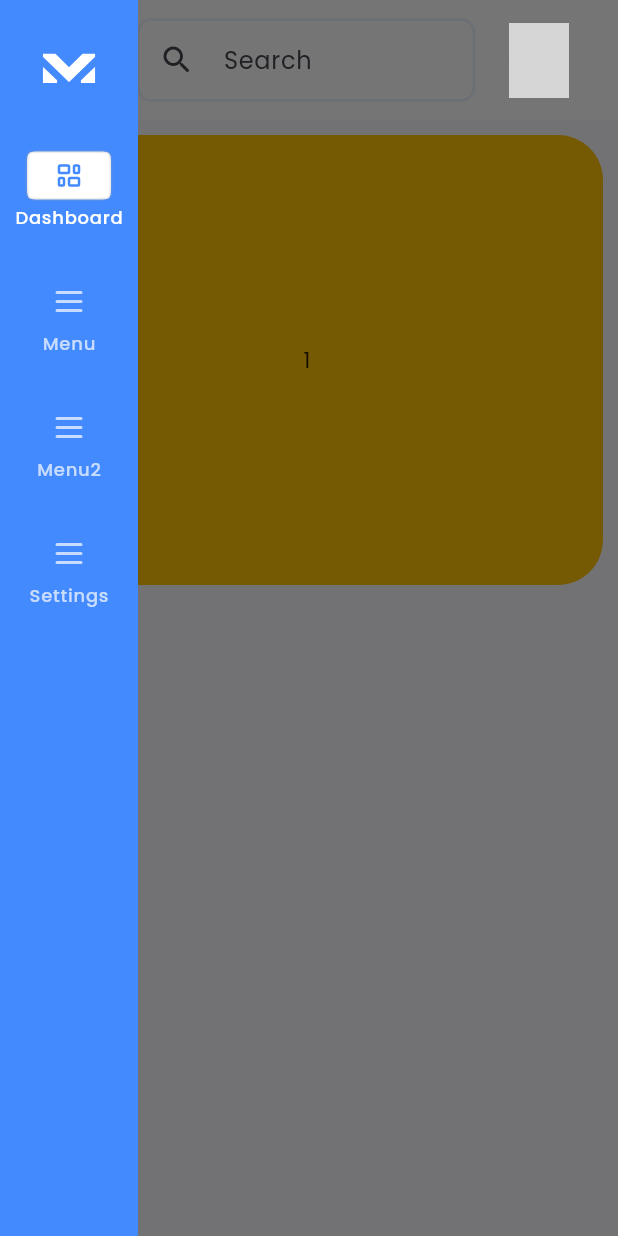
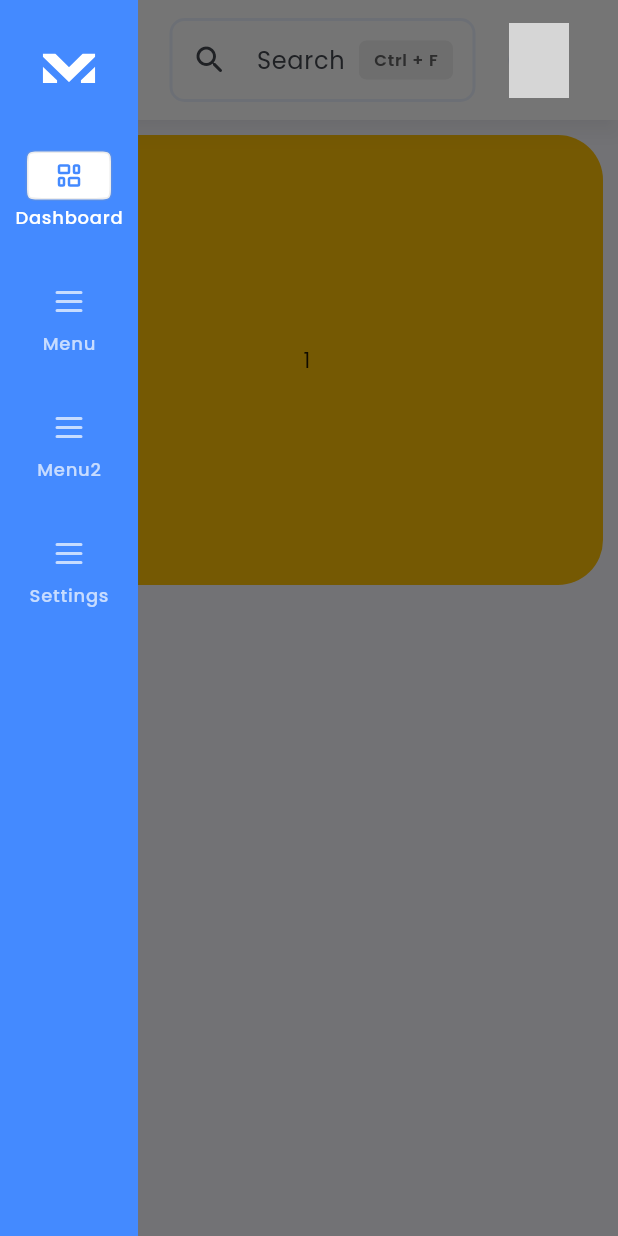
Before and after one commit to haitham-alabdullah/flutter-dashboard, a Flutter app: the screen it shows after launch, with the side drawer open, on a phone screen of 412 x 824 dp. Run offline on Flutter 3.47's test engine with Material 2 defaults, Android fonts, the phone set to English and light mode, and no system bars; our stand-ins replace flutter_breadcrumb, flutter_secure_storage, flutter_svg, get, google_fonts; network calls fail; grey boxes are pictures that could not be loaded.

Commit message:
design adjustment

```diff
--- a/analysis_options.yaml
+++ b/analysis_options.yaml
@@ -2,5 +2,3 @@ include: package:flutter_lints/flutter.yaml
 
 
 linter:
-  rules:
-    - avoid_web_libraries_in_flutter
--- a/lib/src/screens/main/main.screen.dart
+++ b/lib/src/screens/main/main.screen.dart
@@ -28,7 +28,6 @@ class _MainScreenState extends State<MainScreen> {
           return Scaffold(
             key: router.mainKey,
             appBar: const AppNarBar(),
-            extendBodyBehindAppBar: false,
             drawer: !screen.isDesktop ? const AppDrawer() : null,
             body: Stack(
               children: [
--- a/lib/src/widgets/app_widgets/app_drawer.widget.dart
+++ b/lib/src/widgets/app_widgets/app_drawer.widget.dart
@@ -148,16 +148,15 @@ class _AppDrawerState extends State<AppDrawer> {
                 side: BorderSide(color: Colors.grey.withOpacity(.2), width: 2),
                 borderRadius: const BorderRadius.all(Radius.circular(10)),
               ),
-              leading: Visibility(
-                visible: !screen.isDesktop,
+              leading: !screen.isDesktop
+                  ? GestureDetector(
+                      onTap: provider.closeDrawer,
                       child: const Padding(
                         padding: EdgeInsets.all(20),
-                  child: Logo(
-                    text: false,
-                    color: Colors.white,
+                        child: Logo(color: Colors.white),
                       ),
-                ),
-              ),
+                    )
+                  : null,
               destinations: [
                 ...drawerMenu
                     .map<NavigationRailDestination>(
@@ -182,18 +181,11 @@ class _AppDrawerState extends State<AppDrawer> {
             if (provider.currentMenu.children.isNotEmpty)
               Drawer(
                 backgroundColor: drawerColor,
+                shadowColor: Colors.black38,
+                elevation: 5,
                 shape: const ContinuousRectangleBorder(),
                 child: Padding(
-                  padding: const EdgeInsets.only(top: 0),
-                  child: Column(
-                    children: [
-                      if (!screen.isDesktop)
-                        const Padding(
-                          padding:
-                              EdgeInsets.only(top: 33, left: 20, right: 20),
-                          child: Logo(logo: false),
-                        ),
-                      Expanded(
+                  padding: EdgeInsets.only(top: screen.isMobile ? 90 : 10),
                   child: GetBuilder<RoutesProvider>(
                     builder: (provider) {
                       return Padding(
@@ -203,14 +195,10 @@ class _AppDrawerState extends State<AppDrawer> {
                           child: ListView(
                             controller: scrollController,
                             children: getMenu(provider.currentMenu),
-                                  // children: drawerMenu.map(getItem).toList(),
                           ),
                         ),
                       );
                     },
-                        ),
-                      ),
-                    ],
                   ),
                 ),
               )
@@ -218,40 +206,5 @@ class _AppDrawerState extends State<AppDrawer> {
         );
       });
     });
-
-    // return ResponsiveWidget(
-    //   builder: (cnx, screen) => Drawer(
-    //     backgroundColor: drawerColor,
-    //     shape: const ContinuousRectangleBorder(),
-    //     child: Padding(
-    //       padding: const EdgeInsets.only(top: 0),
-    //       child: Column(
-    //         children: [
-    //           if (!screen.isDesktop)
-    //             const Padding(
-    //               padding: EdgeInsets.all(20),
-    //               child: Logo(),
-    //             ),
-    //           Expanded(
-    //             child: GetBuilder<RoutesProvider>(
-    //               builder: (provider) {
-    //                 return Padding(
-    //                   padding: const EdgeInsets.symmetric(vertical: 10),
-    //                   child: Scrollbar(
-    //                     controller: scrollController,
-    //                     child: ListView(
-    //                       controller: scrollController,
-    //                       children: drawerMenu.map(getItem).toList(),
-    //                     ),
-    //                   ),
-    //                 );
-    //               },
-    //             ),
-    //           ),
-    //         ],
-    //       ),
-    //     ),
-    //   ),
-    // );
   }
 }
--- a/lib/src/widgets/app_widgets/app_logo.widget.dart
+++ b/lib/src/widgets/app_widgets/app_logo.widget.dart
@@ -3,26 +3,12 @@ import 'package:flutter/material.dart';
 import '../../classes/functions.class.dart';
 
 class Logo extends StatelessWidget {
-  const Logo({this.logo = true, this.text = true, this.color, super.key});
+  const Logo({this.color, super.key});
 
-  final bool logo;
-  final bool text;
   final Color? color;
 
   @override
   Widget build(BuildContext context) {
-    return Row(
-      crossAxisAlignment: CrossAxisAlignment.center,
-      mainAxisAlignment: MainAxisAlignment.start,
-      children: [
-        if (logo) svg('logo', size: 35, color: color),
-        if (logo && text) const SizedBox(width: 20),
-        if (text)
-          SelectableText(
-            'Mocha Fusion',
-            style: Theme.of(context).textTheme.titleLarge,
-          ),
-      ],
-    );
+    return svg('logo', size: 35, color: color);
   }
 }
--- a/lib/src/widgets/app_widgets/app_navbar.widget.dart
+++ b/lib/src/widgets/app_widgets/app_navbar.widget.dart
@@ -5,8 +5,8 @@ import '../../classes/constents.class.dart';
 import '../../classes/functions.class.dart';
 import '../account.widget.dart';
 import '../navbar_buttom.widget.dart';
+import 'app_logo.widget.dart';
 import 'app_search.widget.dart';
-import 'app_logo.widget.dart';
 
 class AppNarBar extends StatelessWidget implements PreferredSizeWidget {
   const AppNarBar({
@@ -24,7 +24,9 @@ class AppNarBar extends StatelessWidget implements PreferredSizeWidget {
     return ResponsiveWidget(builder: (context, screen) {
       return AppBar(
         elevation: 5,
-        leadingWidth: 70,
+        shadowColor: Colors.black26,
+        scrolledUnderElevation: 5,
+        leadingWidth: 92,
         toolbarHeight: preferredSize.height,
         backgroundColor: navbarColor,
         centerTitle: true,
@@ -47,15 +49,23 @@ class AppNarBar extends StatelessWidget implements PreferredSizeWidget {
                       MaterialLocalizations.of(context).openAppDrawerTooltip,
                 ),
               )
-            : null,
+            : Container(
+                color: primaryColor,
+                child: const Padding(
+                  padding: EdgeInsets.all(15),
+                  child: Logo(color: Colors.white),
+                ),
+              ),
         title: Row(
           children: [
-            if (screen.isDesktop)
-              const Padding(
-                padding: EdgeInsets.symmetric(horizontal: 25),
-                child: Logo(),
+            const Expanded(
+              child: Center(
+                child: SizedBox(
+                  width: 900,
+                  child: AppSearch(),
+                ),
               ),
-            const Expanded(child: AppSearch()),
+            ),
             Container(
               padding: const EdgeInsets.symmetric(horizontal: 10),
               child: Row(
--- a/lib/src/widgets/app_widgets/app_search.widget.dart
+++ b/lib/src/widgets/app_widgets/app_search.widget.dart
@@ -51,18 +51,46 @@ class _AppSearchState extends State<AppSearch> {
             ),
             suffixIcon: GetBuilder<SearchProvider>(
               builder: (provider) {
-                return Visibility(
+                return Row(
+                  mainAxisSize: MainAxisSize.min,
+                  children: [
+                    Visibility(
+                      visible: provider.searchController.text.isEmpty,
+                      child: Container(
+                        padding: const EdgeInsets.symmetric(
+                          horizontal: 10,
+                          vertical: 5,
+                        ),
+                        decoration: const BoxDecoration(
+                          color: Color(0xFFEFEFEF),
+                          borderRadius: BorderRadius.all(Radius.circular(5)),
+                        ),
+                        child: Text(
+                          'Ctrl + F',
+                          style:
+                              Theme.of(context).textTheme.labelSmall?.copyWith(
+                                    fontWeight: FontWeight.w600,
+                                    color: const Color(0xFF616162),
+                                  ),
+                        ),
+                      ),
+                    ),
+                    const SizedBox(width: 15),
+                    Visibility(
                       visible: provider.searchController.text.isNotEmpty,
                       child: InkWell(
                         onTap: provider.clear,
-                    child: const Padding(
-                      padding: EdgeInsets.symmetric(horizontal: 15),
-                      child: Icon(
+                        child: const Icon(
                           Icons.cancel_rounded,
                           color: primaryColor,
                         ),
                       ),
                     ),
+                    Visibility(
+                      visible: provider.searchController.text.isNotEmpty,
+                      child: const SizedBox(width: 15),
+                    ),
+                  ],
                 );
               },
             ),
--- a/lib/src/widgets/app_widgets/app_wrapper.widget.dart
+++ /dev/null
@@ -1,54 +0,0 @@
-import 'package:dashboard/src/providers/routes.provider.dart';
-import 'package:dashboard/src/widgets/responsive.widget.dart';
-import 'package:flutter/material.dart';
-import 'package:get/get.dart';
-
-import 'app_drawer.widget.dart';
-import 'app_navbar.widget.dart';
-import '../notifications_widgets/toast.widget.dart';
-
-class WrapperWidget extends StatelessWidget {
-  const WrapperWidget(this.widget, {super.key});
-  final Widget widget;
-
-  @override
-  Widget build(BuildContext context) {
-    return ResponsiveWidget(
-      builder: (context, screen) => GetBuilder<RoutesProvider>(
-        init: RoutesProvider(),
-        builder: (router) {
-          return Scaffold(
-            key: router.mainKey,
-            appBar: const AppNarBar(),
-            extendBodyBehindAppBar: true,
-            drawer: !screen.isDesktop ? const AppDrawer() : null,
-            body: Stack(
-              children: [
-                Positioned.fill(
-                  child: Row(
-                    children: [
-                      if (screen.isDesktop) const AppDrawer(),
-                      Expanded(
-                        child: Padding(
-                          padding: const EdgeInsets.only(top: 80),
-                          child: widget,
-                        ),
-                      ),
-                    ],
-                  ),
-                ),
-                const Positioned(
-                  top: 80,
-                  bottom: 20,
-                  right: 10,
-                  width: 400,
-                  child: Toasts(),
-                ),
-              ],
-            ),
-          );
-        },
-      ),
-    );
-  }
-}
```
Also changed, not shown: pubspec.lock. Lines whose indentation alone changed are shown as unchanged.
